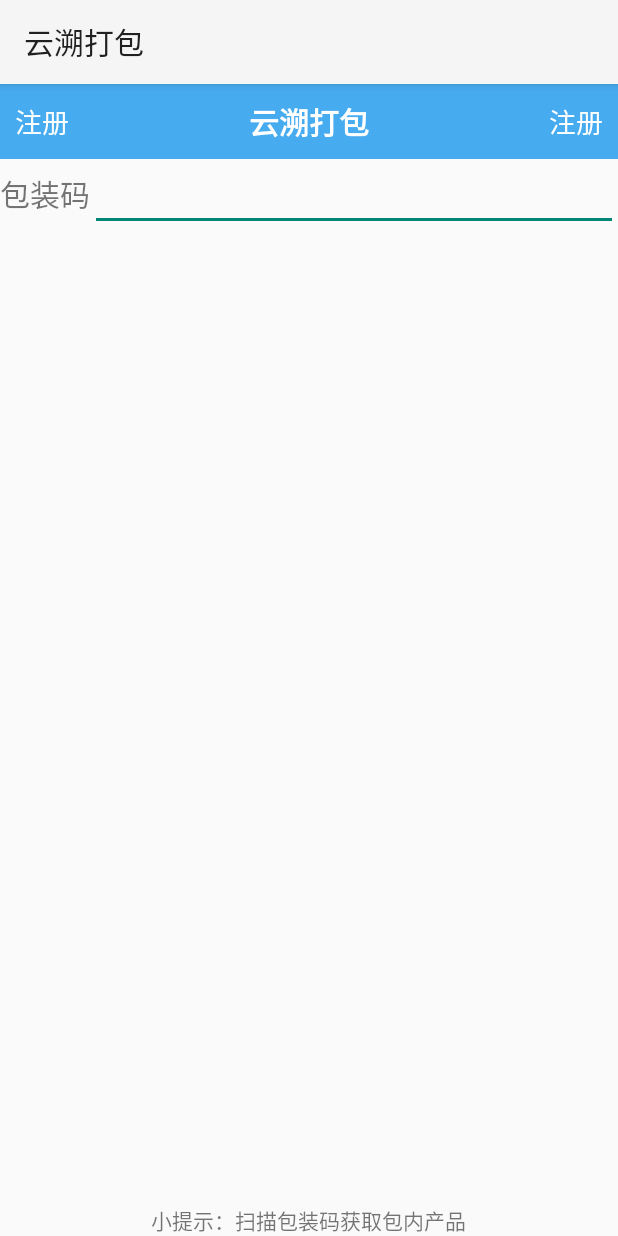
After one commit to Frankenjoy123/NewYunsooPDA, an Android app: the layout activity_fix_pack.xml on its own in the app's theme, with its tools: preview values and no code run, on a phone screen of 412 x 824 dp. The commit adds this screen. Run offline under Robolectric (Android 15) with nearby library versions, the phone set to English and light mode, and no system bars.

Commit message:
build fixPack Activity,without fileWrite

```diff
--- a/app/src/main/AndroidManifest.xml
+++ b/app/src/main/AndroidManifest.xml
@@ -12,7 +12,6 @@
     <!-- 向SDCard写入数据权限 -->
     <uses-permission android:name="android.permission.WRITE_EXTERNAL_STORAGE" />
     <uses-permission android:name="android.permission.READ_PHONE_STATE" />
-
     <uses-permission
         android:name="android.permission.READ_EXTERNAL_STORAGE"
         android:maxSdkVersion="18" />
@@ -60,6 +59,10 @@
             android:name=".SettingActivity"
             android:label="@string/title_activity_setting" >
         </activity>
+        <activity
+            android:name=".FixPackActivity"
+            android:label="@string/title_activity_fix_pack" >
+        </activity>
     </application>
 
 </manifest>
--- a/app/src/main/java/com/itxiaowu/activity/PackedHistoryActivity.java
+++ b/app/src/main/java/com/itxiaowu/activity/PackedHistoryActivity.java
@@ -35,6 +35,9 @@ public class PackedHistoryActivity extends Activity {
         titleBar.setTitle("打包历史");
 
 		lv=(ListView) findViewById(R.id.lv_hasPacked);
+
+
+        try {
             PackDetailFileRead detailFileReader=new PackDetailFileRead("Pack_");
             Time time=new Time();
             time.setToNow();
@@ -62,6 +65,9 @@ public class PackedHistoryActivity extends Activity {
                 }
 
             });
+        } catch (Exception e) {
+            e.printStackTrace();
+        }
 
 	}
 }
--- a/app/src/main/java/com/itxiaowu/activity/PathHistoryActivity.java
+++ b/app/src/main/java/com/itxiaowu/activity/PathHistoryActivity.java
@@ -30,6 +30,7 @@ public class PathHistoryActivity extends Activity {
         titleBar.setDisplayAsBack(true);
         titleBar.setTitle("物流扫描历史");
 
+        try {
             historyFileReader=new FileRead("Path_");
             Time time=new Time();
             time.setToNow();
@@ -39,6 +40,9 @@ public class PathHistoryActivity extends Activity {
             historyAdapter=new PathAdapter(this, getResources());
             historyAdapter.setKeyList(historyList);
             lv_pathHistory.setAdapter(historyAdapter);
+        } catch (Exception e) {
+            e.printStackTrace();
+        }
 
     }
 }
--- a/app/src/main/java/com/itxiaowu/activity/ScanActivity.java
+++ b/app/src/main/java/com/itxiaowu/activity/ScanActivity.java
@@ -426,6 +426,7 @@ public class ScanActivity extends Activity {
             String str = formatter.format(curDate);
             content = str + "," + content;
             content += "\r\n";
+//            bw.
             bw.write(content);
             bw.flush();
             return true;
--- a/app/src/main/java/com/itxiaowu/adapter/PackageHistoryAdapter.java
+++ b/app/src/main/java/com/itxiaowu/adapter/PackageHistoryAdapter.java
@@ -31,7 +31,6 @@ public class PackageHistoryAdapter extends BaseAdapter
     {
         this.context = context;
         this.res = res;
-
 
     }
 
--- /dev/null
+++ b/app/src/main/res/layout/activity_fix_pack.xml
@@ -0,0 +1,74 @@
+<RelativeLayout xmlns:android="http://schemas.android.com/apk/res/android"
+    xmlns:tools="http://schemas.android.com/tools"
+    android:layout_width="match_parent"
+    android:layout_height="match_parent"
+    tools:context="com.itxiaowu.activity.FixPackActivity">
+
+    <com.itxiaowu.view.TitleBar
+        android:id="@+id/fix_title_bar"
+        layout="@layout/title_bar_layout"
+        android:layout_width="match_parent"
+        android:layout_height="wrap_content"
+        android:layout_alignParentTop="true" />
+    <LinearLayout
+        android:id="@+id/ll_fix_top"
+        android:layout_width="match_parent"
+        android:layout_height="wrap_content"
+        android:layout_below="@+id/fix_title_bar"
+        android:orientation="horizontal">
+
+        <TextView android:text="@string/pack_barcode"
+            android:layout_width="wrap_content"
+            android:layout_height="wrap_content"
+            android:textSize="20sp"/>
+        <EditText
+            android:id="@+id/et_fix_barcode"
+            android:layout_width="match_parent"
+            android:layout_height="wrap_content"
+            android:editable="false"
+            android:gravity="center"
+            android:textSize="20sp"/>
+
+    </LinearLayout>
+
+    <TextView
+        android:id="@+id/tv_fix_tip"
+        android:layout_width="wrap_content"
+        android:layout_height="wrap_content"
+        android:layout_alignParentBottom="true"
+        android:layout_centerHorizontal="true"
+        android:text="@string/fix_tip"
+        />
+
+    <ListView
+        android:id="@+id/lv_fix_products"
+        android:layout_width="match_parent"
+        android:layout_height="wrap_content"
+        android:layout_below="@+id/ll_fix_top"
+        android:layout_above="@+id/btn_finish_fix"
+        ></ListView>
+
+    <EditText
+        android:id="@+id/et_get_packCode"
+        android:editable="false"
+        android:layout_width="0dp"
+        android:layout_height="0dp"
+        android:text=" "/>
+
+    <EditText
+        android:id="@+id/et_get_productCode"
+        android:editable="false"
+        android:layout_width="0dp"
+        android:layout_height="0dp"
+        android:text=" "/>
+
+    <Button
+        android:id="@+id/btn_finish_fix"
+        android:layout_width="0dp"
+        android:layout_height="0dp"
+        android:layout_above="@id/tv_fix_tip"
+        android:layout_centerHorizontal="true"
+        android:text="修改完成"/>
+
+
+</RelativeLayout>
--- a/app/src/main/res/values/strings.xml
+++ b/app/src/main/res/values/strings.xml
@@ -66,7 +66,7 @@
     <string name="product_detail_basic">基本信息</string>
     <string name="product_scan_info">扫描信息</string>
     <string name="product_tracking">物流跟踪</string>
-    <string name="product_barcode">商品码</string>
+
     <string name="product_name">物品名称</string>
     <string name="product_desc">商品描述</string>
     <string name="none">无</string>
@@ -87,5 +87,9 @@
     <string name="per" >个/箱</string>
     <string name="today_count" >打包计数：</string>
     <string name="count_unit" >箱</string>
+    <string name="pack_barcode">包装码</string>
+    <string name="product_barcode">产品码</string>
+    <string name="title_activity_fix_pack">FixPackActivity</string>
+    <string name="fix_tip">小提示：扫描包装码获取包内产品</string>
 
 </resources>
```
Also changed, not shown: app/src/main/java/com/itxiaowu/activity/FixPackActivity.java (added, +192 -0 lines), app/src/main/java/com/itxiaowu/activity/WelcomeActivity.java (+9 -0 lines), app/src/main/java/com/itxiaowu/fileOpreation/PackDetailFileRead.java (+57 -6 lines), app/src/main/res/layout/activity_welcome.xml (+10 -0 lines), app/src/main/res/menu/menu_fix_pack.xml (added, +7 -0 lines). Lines whose indentation alone changed are shown as unchanged.
